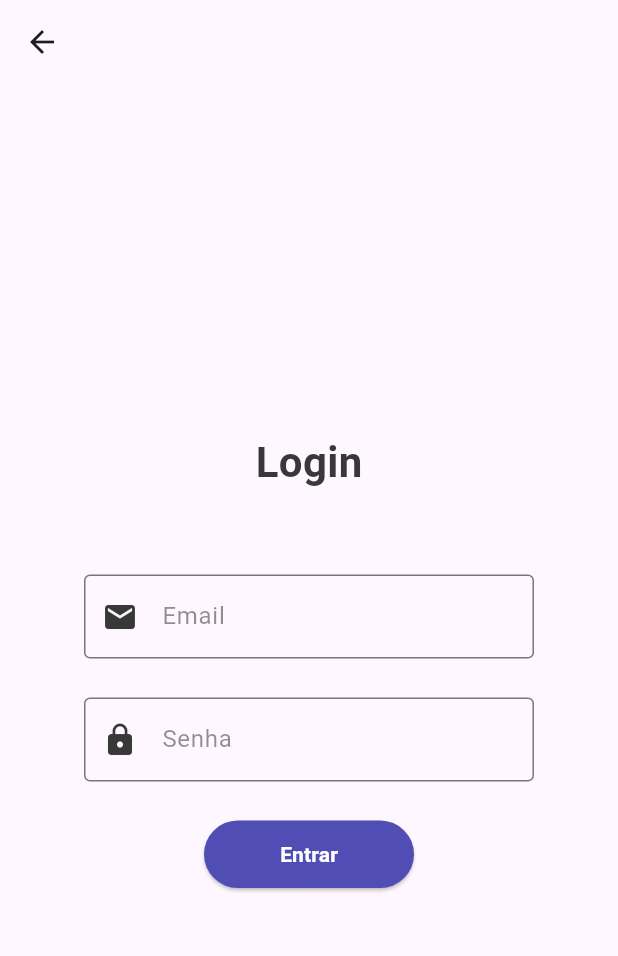
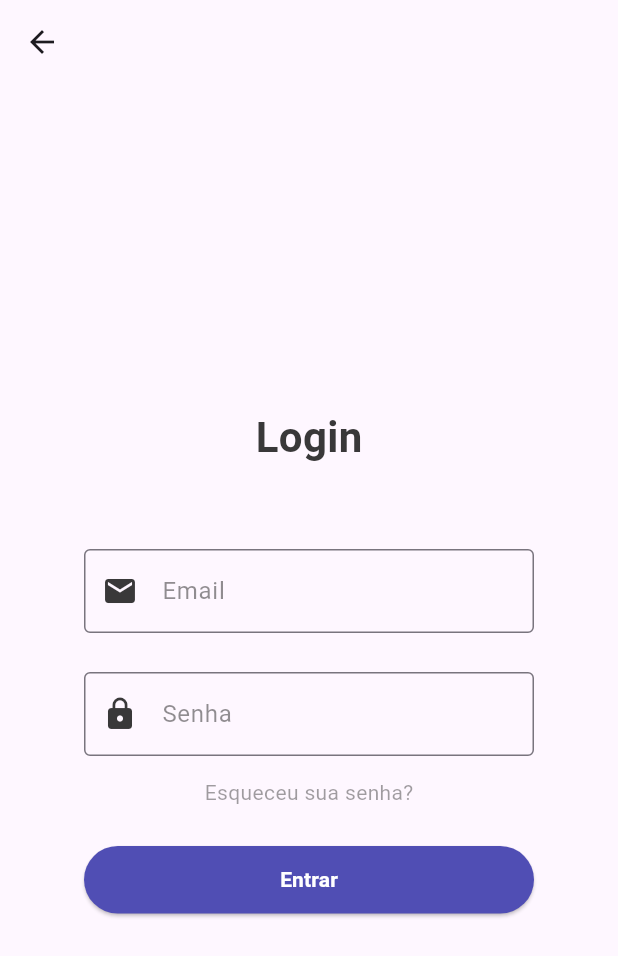
Before and after one commit to LucasMarmittCatarino/Sonho_Saudavel, a Flutter app: the screen it shows after launch, after a tap on "Login", on a phone screen of 412 x 824 dp. Shown: the top 956 px of the screen. Run offline on Flutter 3.47's test engine with Material 3 defaults, Android fonts, the phone set to English and light mode, and no system bars.

Commit message:
fix: styles on login_screen

```diff
--- a/lib/screens/login_screen.dart
+++ b/lib/screens/login_screen.dart
@@ -61,10 +61,25 @@ class _LoginScreenState extends State<LoginScreen> {
                 ),
               ),
 
+              const SizedBox(height: 14),
+
+              Container(
+                alignment: Alignment.center,
+                child: GestureDetector(
+                  onTap: () {},
+                  child: const Text(
+                    'Esqueceu sua senha?',
+                    style: TextStyle(fontWeight: FontWeight.w400, color: Color.fromARGB(123, 57, 56, 57)),
+                  ),
+                ),
+              ),
+
               const SizedBox(height: 26),
 
-              SizedBox(
-                width: 140,
+              Container(
+                alignment: Alignment.center,
+                child: SizedBox(
+                  width: 300,
                   height: 45,
                   child: ElevatedButton(
                     onPressed: () {},
@@ -76,8 +91,8 @@ class _LoginScreenState extends State<LoginScreen> {
                       style: TextStyle(color: Colors.white, fontWeight: FontWeight.w600),
                     ),
                   ),
+                ),
               )
-
             ],
           ),
         ),
```
Lines whose indentation alone changed are shown as unchanged.
